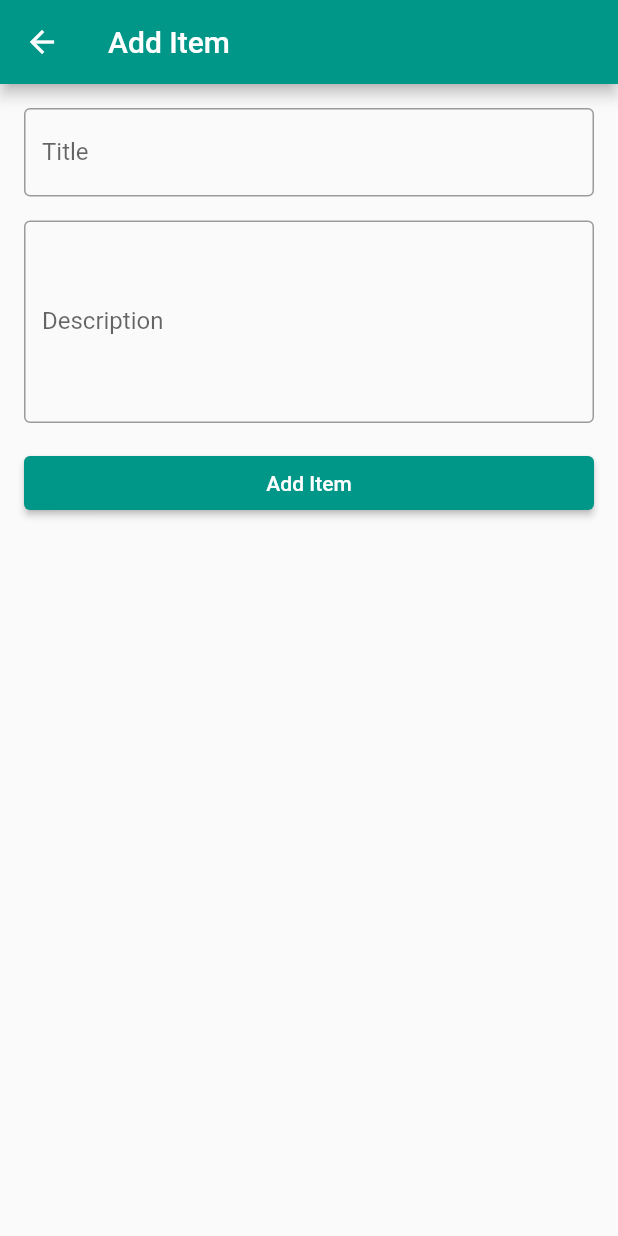
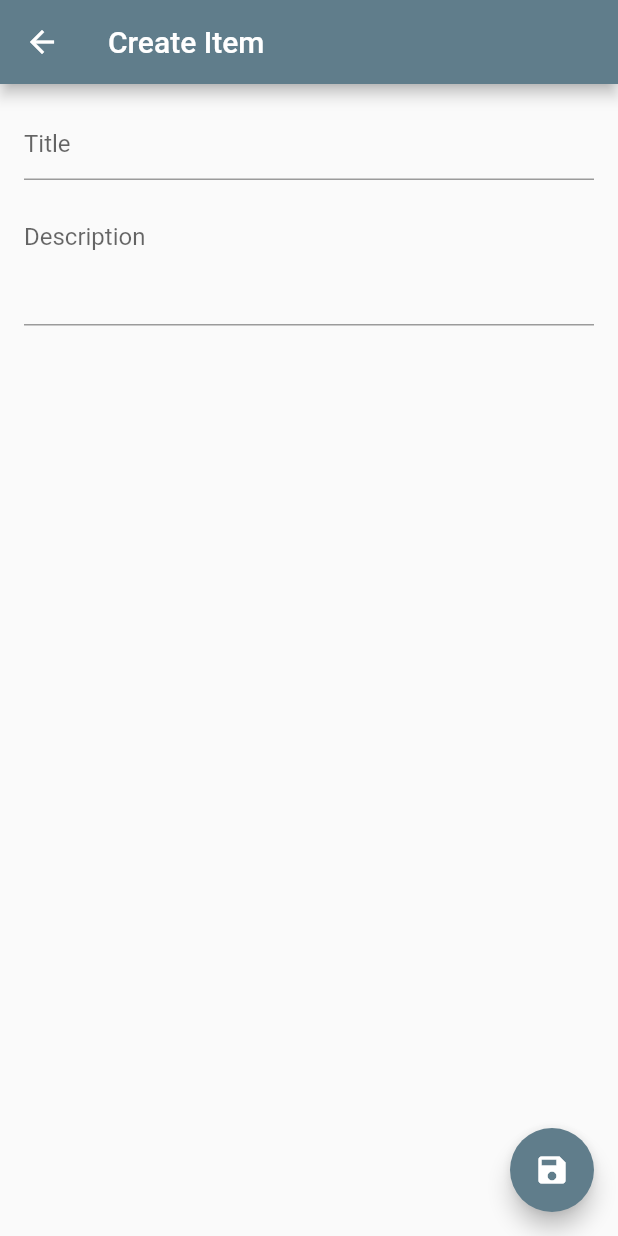
Before and after one commit to kentemman/flutter-firebase, a Flutter app: the SendPage screen opened by its route, on a phone screen of 412 x 824 dp. Run offline on Flutter 3.47's test engine with Material 2 defaults, Android fonts, the phone set to English and light mode, and no system bars; our stand-ins replace firebase_core, firebase_database; accounts and stored records are empty.

Commit message:
fix error

```diff
--- a/lib/home_page.dart
+++ b/lib/home_page.dart
@@ -79,10 +79,13 @@ class _HomePageState extends State<HomePage> {
                           ),
                           IconButton(
                             onPressed: () {
+                              final now = DateTime.now();
                               Navigator.pushNamed(context, '/send', arguments: {
                                 'id': item['id'],
                                 'title': item['title'],
                                 'description': item['description'],
+                                'date': now.toIso8601String(),
+                                'isEditing': true,
                               });
                             },
                             icon: const Icon(Icons.edit),
--- a/lib/main.dart
+++ b/lib/main.dart
@@ -22,7 +22,7 @@ class MyApp extends StatelessWidget {
     return MaterialApp(
       title: 'Flutter Firebase',
       theme: ThemeData(
-        primarySwatch: Colors.teal,
+        primarySwatch: Colors.blueGrey,
       ),
       initialRoute: '/home',
       routes: {
--- a/lib/send_page.dart
+++ b/lib/send_page.dart
@@ -1,41 +1,52 @@
+import 'package:firebase_database/firebase_database.dart';
 import 'package:flutter/material.dart';
-import 'package:firebase_database/firebase_database.dart';
 
 class SendPage extends StatefulWidget {
-  final DatabaseReference itemsRef;
-  final String? id;
-  final String? title;
-  final String? description;
-
-  const SendPage({
-    Key? key,
-    required this.itemsRef,
-    this.id,
-    this.title,
-    this.description,
-  }) : super(key: key);
+  const SendPage({Key? key, required DatabaseReference itemsRef})
+      : super(key: key);
 
   @override
   _SendPageState createState() => _SendPageState();
 }
 
 class _SendPageState extends State<SendPage> {
-  late TextEditingController _titleController;
-  late TextEditingController _descriptionController;
+  late final TextEditingController _titleController;
+  late final TextEditingController _descriptionController;
+
+  // Add an item ID variable to store the ID of the item being edited (if any)
+  String? _itemId;
 
   @override
   void initState() {
+    _titleController = TextEditingController();
+    _descriptionController = TextEditingController();
     super.initState();
-    _titleController = TextEditingController(text: widget.title ?? '');
-    _descriptionController =
-        TextEditingController(text: widget.description ?? '');
+  }
+
+  @override
+  void dispose() {
+    _titleController.dispose();
+    _descriptionController.dispose();
+    super.dispose();
   }
 
   @override
   Widget build(BuildContext context) {
+    final arguments =
+        ModalRoute.of(context)!.settings.arguments as Map<String, dynamic>?;
+
+    if (arguments != null && arguments['isEditing'] == true) {
+      // Editing an existing item
+      _itemId = arguments['id']; // Store the ID of the item being edited
+      _titleController.text = arguments['title'];
+      _descriptionController.text = arguments['description'];
+    }
+
     return Scaffold(
       appBar: AppBar(
-        title: Text(widget.id == null ? 'Add Item' : 'Update Item'),
+        title: Text(arguments != null && arguments['isEditing'] == true
+            ? 'Edit Item'
+            : 'Create Item'),
       ),
       body: Padding(
         padding: const EdgeInsets.all(16.0),
@@ -44,68 +55,53 @@ class _SendPageState extends State<SendPage> {
           children: [
             TextField(
               controller: _titleController,
-              decoration: InputDecoration(
-                labelText: 'Title',
-                border: OutlineInputBorder(),
-              ),
+              decoration: const InputDecoration(hintText: 'Title'),
             ),
-            const SizedBox(height: 16.0),
+            const SizedBox(height: 16),
             TextField(
               controller: _descriptionController,
-              maxLines: 5,
-              decoration: InputDecoration(
-                labelText: 'Description',
-                border: OutlineInputBorder(),
-              ),
-            ),
-            const SizedBox(height: 16.0),
-            ElevatedButton(
-              onPressed: () {
-                final title = _titleController.text.trim();
-                final description = _descriptionController.text.trim();
-                if (title.isEmpty || description.isEmpty) {
-                  showDialog(
-                    context: context,
-                    builder: (context) => AlertDialog(
-                      title: const Text('Error'),
-                      content: const Text('Please enter all fields'),
-                      actions: [
-                        TextButton(
-                          onPressed: () {
-                            Navigator.of(context).pop();
-                          },
-                          child: const Text('OK'),
-                        ),
-                      ],
-                    ),
-                  );
-                } else {
-                  if (widget.id == null) {
-                    final newItemRef = widget.itemsRef.push();
-                    newItemRef.set({
-                      'id': newItemRef.key,
-                      'title': title,
-                      'description': description,
-                    }).then((_) {
-                      Navigator.of(context).pop();
-                    });
-                  } else {
-                    widget.itemsRef.child(widget.id!).update({
-                      'title': title,
-                      'description': description,
-                    }).then((_) {
-                      Navigator.of(context).pop();
-                    }).catchError((error) {
-                      print("Failed to update item: $error");
-                    });
-                  }
-                }
-              },
-              child: Text(widget.id == null ? 'Add Item' : 'Update Item'),
+              decoration: const InputDecoration(hintText: 'Description'),
+              maxLines: 3,
             ),
           ],
         ),
       ),
+      floatingActionButton: FloatingActionButton(
+        onPressed: () {
+          final databaseRef = FirebaseDatabase.instance.reference();
+          final id = _itemId ?? databaseRef.child('items').push().key!;
+// Use the current date/time as the timestamp for the item
+          final date = DateTime.now().toIso8601String();
+          final title = _titleController.text;
+          final description = _descriptionController.text;
+          final isEditing = arguments != null ? arguments['isEditing'] : false;
+
+// Create a map of the item's data
+          final Map<String, dynamic> itemData = {
+            'id': id,
+            'title': title,
+            'description': description,
+            'date': date,
+          };
+
+// Add or update the item in Firebase
+          if (isEditing == true) {
+            databaseRef.child('items/$id').update(itemData);
+          } else {
+            databaseRef.child('items/$id').set(itemData);
+          }
+
+// Pass the edited/created item back to the previous screen
+          Navigator.pop(context, {
+            'id': id,
+            'title': title,
+            'description': description,
+            'date': date,
+            'isEditing': isEditing,
+          });
+        },
+        child: const Icon(Icons.save),
+      ),
     );
   }
 }
```
Also changed, not shown: 1 other file.
